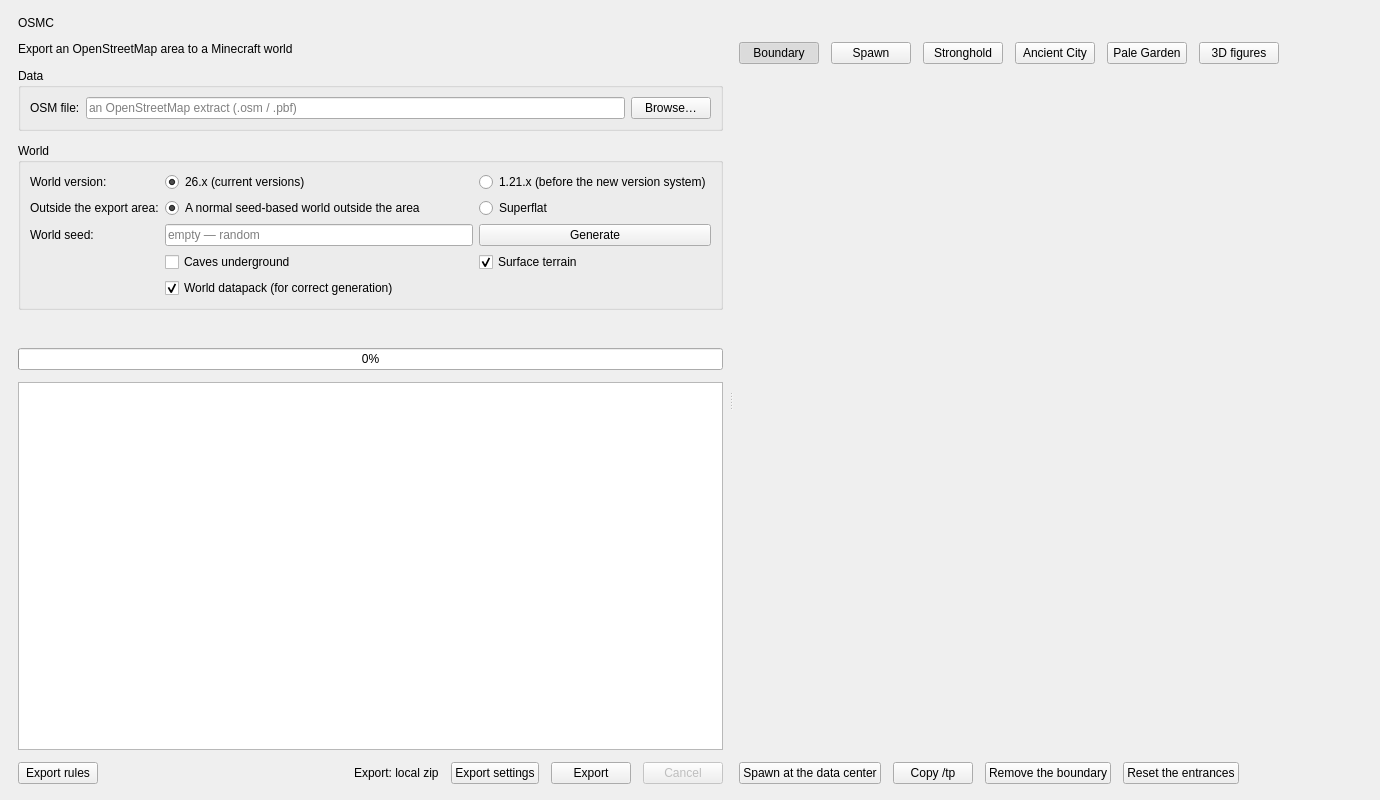
Before: the Qt Designer form app/mainwindow.ui in mrHalfer/OSM2MC, drawn with Qt 5.
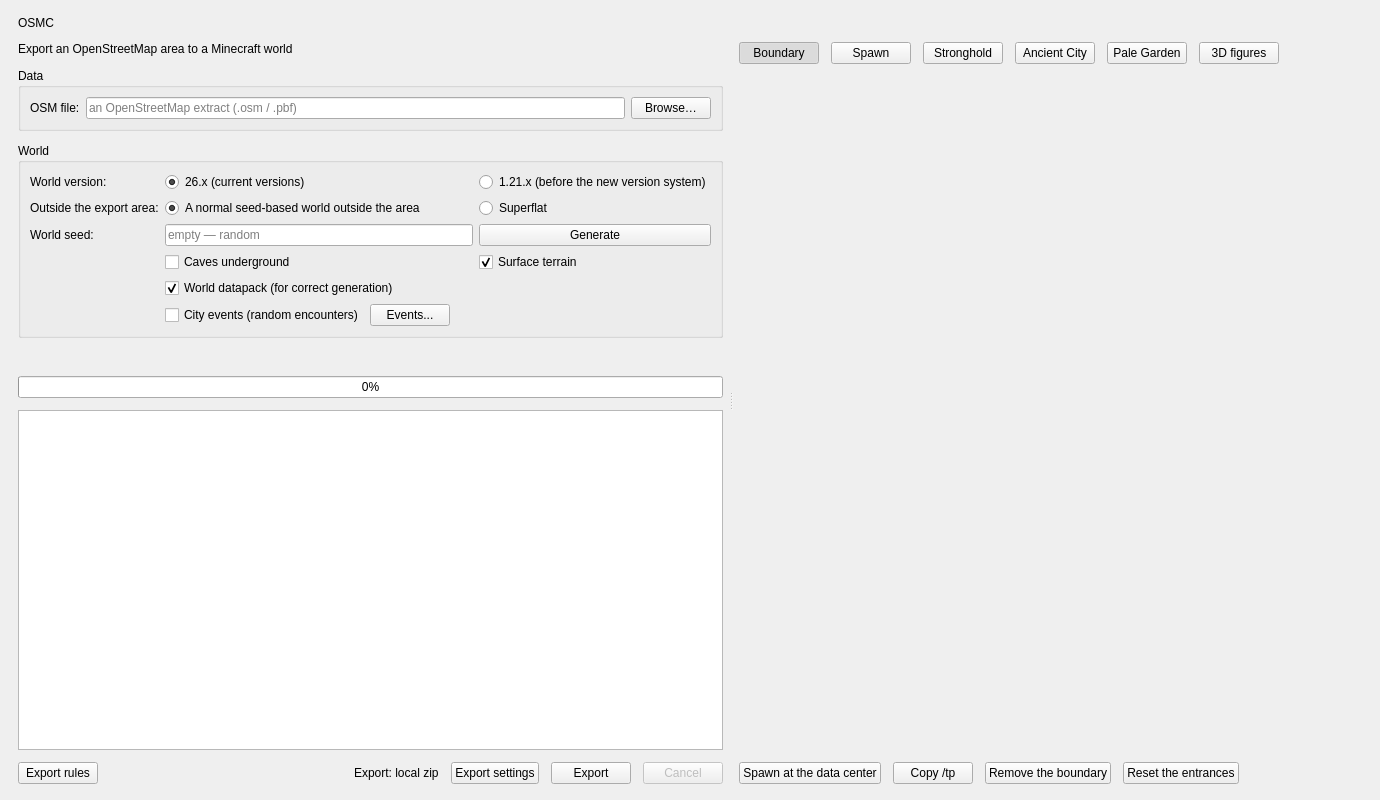
After: the same form once the commit is applied. Custom widgets are drawn as their Qt base class.

Commit message: feat: city events plumbing — site registry, markers, osmc_enc datapack, events window

```diff
--- a/app/mainwindow.ui
+++ b/app/mainwindow.ui
@@ -211,6 +211,43 @@
              </property>
             </widget>
            </item>
+           <item row="5" column="1" colspan="2">
+            <layout class="QHBoxLayout" name="rowEncounters">
+             <item>
+              <widget class="QCheckBox" name="encountersCheck">
+               <property name="toolTip">
+                <string>Writes the &quot;osmc_enc&quot; datapack, the sites.json registry and invisible site markers into the world; which events come is chosen in the &quot;Events...&quot; window.</string>
+               </property>
+               <property name="text">
+                <string>City events (random encounters)</string>
+               </property>
+              </widget>
+             </item>
+             <item>
+              <widget class="QPushButton" name="eventsButton">
+               <property name="toolTip">
+                <string>Switch the individual events on and off before the export</string>
+               </property>
+               <property name="text">
+                <string>Events...</string>
+               </property>
+              </widget>
+             </item>
+             <item>
+              <spacer name="spacerEncounters">
+               <property name="orientation">
+                <enum>Qt::Horizontal</enum>
+               </property>
+               <property name="sizeHint" stdset="0">
+                <size>
+                 <width>40</width>
+                 <height>20</height>
+                </size>
+               </property>
+              </spacer>
+             </item>
+            </layout>
+           </item>
           </layout>
          </widget>
         </item>
```
The commit also changes 21 other files.
